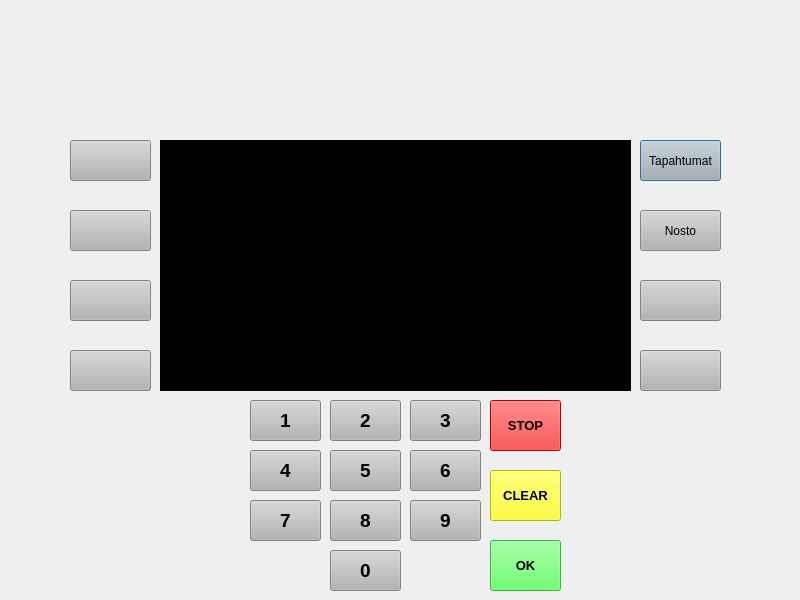
Before: the Qt Designer form bank_automat/paaikkuna.ui in nikopippuri/atm-project, drawn with Qt 5.
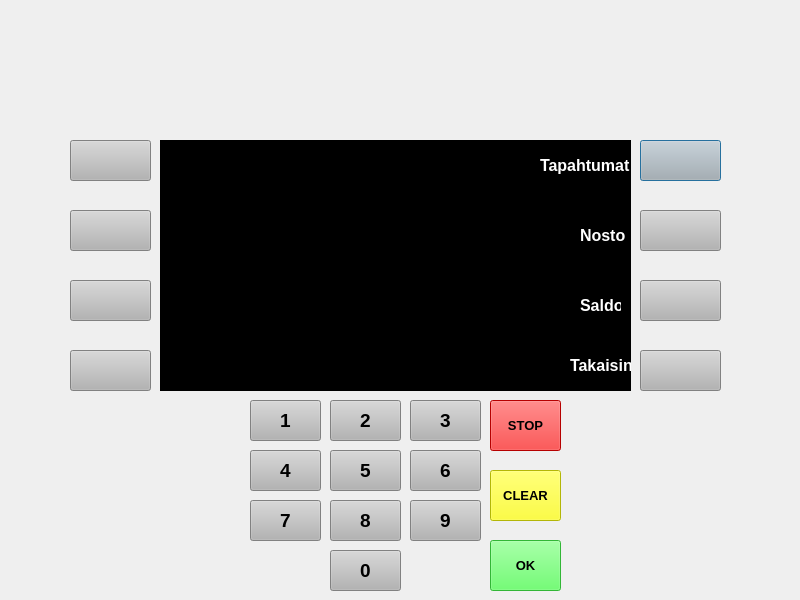
After: the same form once the commit is applied.

Commit message: balance ja credit/debit kysely. pari tiettävää bugia

What changed in the file:
```diff
--- a/bank_automat/paaikkuna.ui
+++ b/bank_automat/paaikkuna.ui
@@ -18,7 +18,7 @@
     <rect>
      <x>180</x>
      <y>220</y>
-     <width>421</width>
+     <width>391</width>
      <height>81</height>
     </rect>
    </property>
@@ -49,7 +49,7 @@
     <string notr="true">background-color: rgb(180, 180, 180);</string>
    </property>
    <property name="text">
-    <string>Tapahtumat</string>
+    <string/>
    </property>
   </widget>
   <widget class="QPushButton" name="btn0">
@@ -172,7 +172,7 @@
     <string/>
    </property>
   </widget>
-  <widget class="QPushButton" name="btnArrow8">
+  <widget class="QPushButton" name="btnBack">
    <property name="geometry">
     <rect>
      <x>640</x>
@@ -210,7 +210,7 @@
     <string>5</string>
    </property>
   </widget>
-  <widget class="QPushButton" name="btnArrow7">
+  <widget class="QPushButton" name="btnBalance">
    <property name="geometry">
     <rect>
      <x>640</x>
@@ -294,23 +294,6 @@
     <string>1</string>
    </property>
   </widget>
-  <widget class="QLabel" name="label_2">
-   <property name="geometry">
-    <rect>
-     <x>160</x>
-     <y>140</y>
-     <width>471</width>
-     <height>251</height>
-    </rect>
-   </property>
-   <property name="styleSheet">
-    <string notr="true">background-color: rgb(0, 0, 0);
-</string>
-   </property>
-   <property name="text">
-    <string/>
-   </property>
-  </widget>
   <widget class="QPushButton" name="btn8">
    <property name="geometry">
     <rect>
@@ -472,9 +455,137 @@
     <string notr="true">background-color: rgb(180, 180, 180);</string>
    </property>
    <property name="text">
+    <string/>
+   </property>
+  </widget>
+  <widget class="QLabel" name="label_balance">
+   <property name="geometry">
+    <rect>
+     <x>580</x>
+     <y>290</y>
+     <width>41</width>
+     <height>31</height>
+    </rect>
+   </property>
+   <property name="font">
+    <font>
+     <pointsize>12</pointsize>
+     <bold>true</bold>
+    </font>
+   </property>
+   <property name="styleSheet">
+    <string notr="true">color: white;</string>
+   </property>
+   <property name="text">
+    <string>Saldo</string>
+   </property>
+  </widget>
+  <widget class="QLabel" name="label_withdrawal">
+   <property name="geometry">
+    <rect>
+     <x>580</x>
+     <y>220</y>
+     <width>51</width>
+     <height>31</height>
+    </rect>
+   </property>
+   <property name="font">
+    <font>
+     <pointsize>12</pointsize>
+     <bold>true</bold>
+    </font>
+   </property>
+   <property name="styleSheet">
+    <string notr="true">color: white;</string>
+   </property>
+   <property name="text">
     <string>Nosto</string>
    </property>
   </widget>
+  <widget class="QLabel" name="label_transactions">
+   <property name="geometry">
+    <rect>
+     <x>540</x>
+     <y>150</y>
+     <width>91</width>
+     <height>31</height>
+    </rect>
+   </property>
+   <property name="font">
+    <font>
+     <pointsize>12</pointsize>
+     <bold>true</bold>
+    </font>
+   </property>
+   <property name="styleSheet">
+    <string notr="true">color: white;</string>
+   </property>
+   <property name="text">
+    <string>Tapahtumat</string>
+   </property>
+  </widget>
+  <widget class="QLabel" name="label_back">
+   <property name="geometry">
+    <rect>
+     <x>570</x>
+     <y>350</y>
+     <width>61</width>
+     <height>31</height>
+    </rect>
+   </property>
+   <property name="font">
+    <font>
+     <pointsize>12</pointsize>
+     <bold>true</bold>
+    </font>
+   </property>
+   <property name="styleSheet">
+    <string notr="true">color: white;</string>
+   </property>
+   <property name="text">
+    <string>Takaisin</string>
+   </property>
+  </widget>
+  <widget class="QLabel" name="label_2">
+   <property name="geometry">
+    <rect>
+     <x>160</x>
+     <y>140</y>
+     <width>471</width>
+     <height>251</height>
+    </rect>
+   </property>
+   <property name="styleSheet">
+    <string notr="true">background-color: rgb(0, 0, 0);
+</string>
+   </property>
+   <property name="text">
+    <string/>
+   </property>
+  </widget>
+  <widget class="QLabel" name="label_balance_2">
+   <property name="geometry">
+    <rect>
+     <x>200</x>
+     <y>220</y>
+     <width>241</width>
+     <height>61</height>
+    </rect>
+   </property>
+   <property name="font">
+    <font>
+     <pointsize>18</pointsize>
+     <bold>true</bold>
+    </font>
+   </property>
+   <property name="styleSheet">
+    <string notr="true">color: white;</string>
+   </property>
+   <property name="text">
+    <string/>
+   </property>
+  </widget>
+  <zorder>label_2</zorder>
   <zorder>btnFetchTransactions</zorder>
   <zorder>btn0</zorder>
   <zorder>btnClear</zorder>
@@ -482,13 +593,12 @@
   <zorder>btn7</zorder>
   <zorder>btnArrow1</zorder>
   <zorder>btnArrow2</zorder>
-  <zorder>btnArrow8</zorder>
+  <zorder>btnBack</zorder>
   <zorder>btn5</zorder>
-  <zorder>btnArrow7</zorder>
+  <zorder>btnBalance</zorder>
   <zorder>btnOk</zorder>
   <zorder>btnStop</zorder>
   <zorder>btn1</zorder>
-  <zorder>label_2</zorder>
   <zorder>btn8</zorder>
   <zorder>btn9</zorder>
   <zorder>btnArrow4</zorder>
@@ -498,6 +608,11 @@
   <zorder>btn2</zorder>
   <zorder>btnwithdraw</zorder>
   <zorder>labelUsername</zorder>
+  <zorder>label_back</zorder>
+  <zorder>label_balance</zorder>
+  <zorder>label_withdrawal</zorder>
+  <zorder>label_transactions</zorder>
+  <zorder>label_balance_2</zorder>
  </widget>
  <resources/>
  <connections/>
```
The commit also changes 11 other files.
